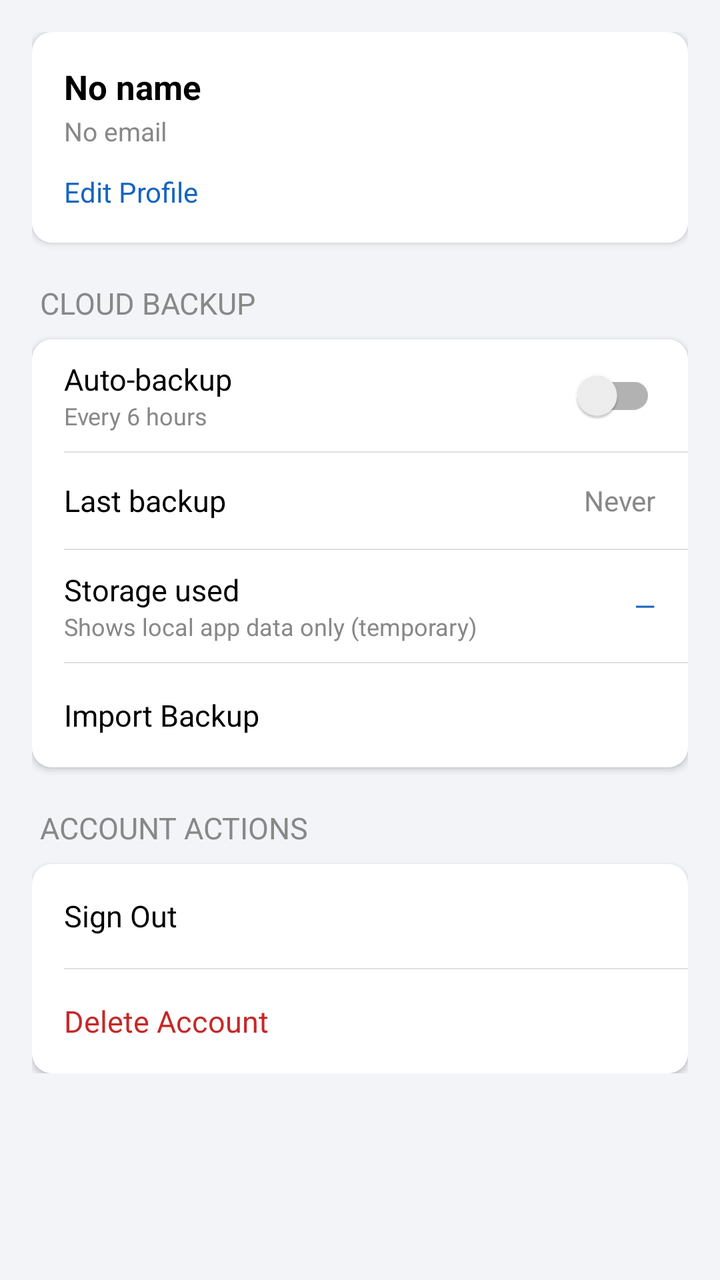
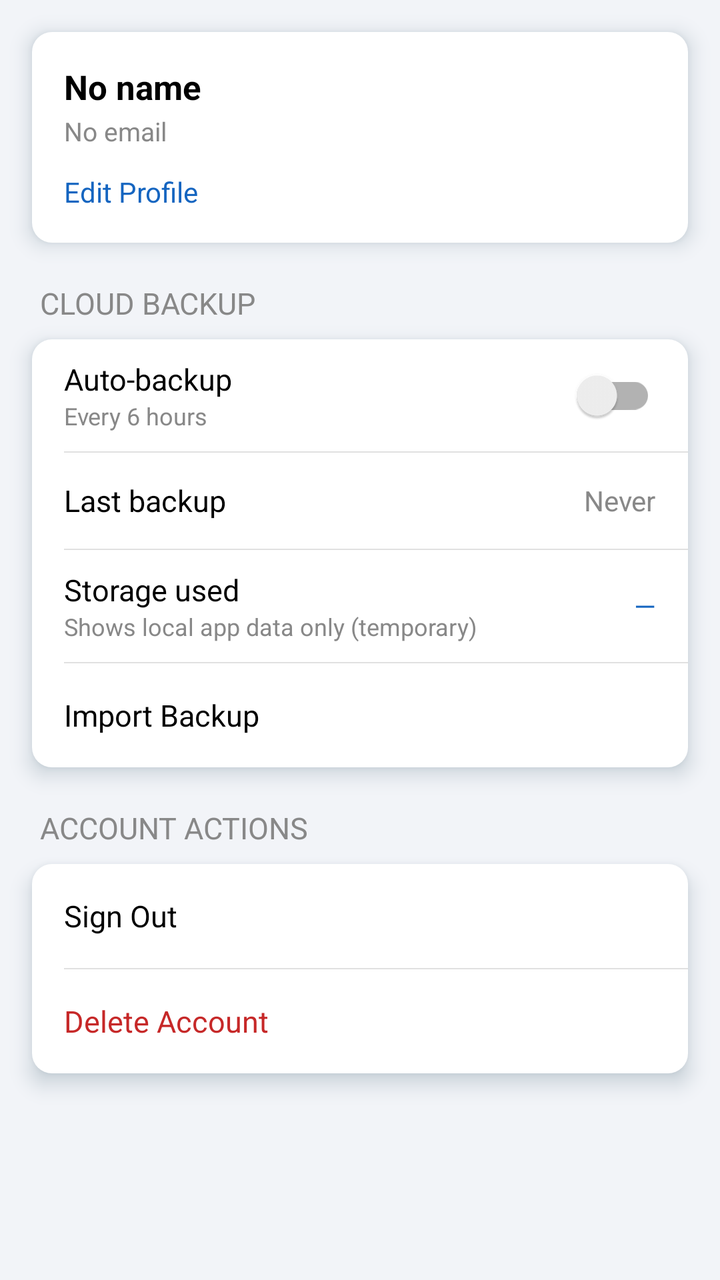

Before-and-after screenshots of an Android layout around one commit, followed by the original layout XML and the change that was made.
<!-- AndroidManifest.xml: application theme Theme.AquaSense -->
<!-- res/layout/fragment_accounts_backup.xml -->
<?xml version="1.0" encoding="utf-8"?>
<ScrollView xmlns:android="http://schemas.android.com/apk/res/android"
    android:layout_width="match_parent"
    android:layout_height="match_parent">

    <LinearLayout
        android:layout_width="match_parent"
        android:layout_height="wrap_content"
        android:orientation="vertical"
        android:padding="16dp">

        
        <LinearLayout
            android:layout_width="match_parent"
            android:layout_height="wrap_content"
            android:layout_marginBottom="20dp"
            android:background="@drawable/bg_settings_card"
            android:elevation="2dp"
            android:orientation="vertical"
            android:padding="16dp">

            <TextView
                android:id="@+id/tvProfileName"
                android:layout_width="wrap_content"
                android:layout_height="wrap_content"
                android:text="@string/profile_name_empty"
                android:textColor="@color/text_primary"
                android:textSize="17sp"
                android:textStyle="bold" />

            <TextView
                android:id="@+id/tvProfileEmail"
                android:layout_width="wrap_content"
                android:layout_height="wrap_content"
                android:layout_marginTop="2dp"
                android:text="@string/profile_email_empty"
                android:textColor="@color/text_secondary"
                android:textSize="13sp" />

            <TextView
                android:id="@+id/btnEditProfile"
                android:layout_width="wrap_content"
                android:layout_height="wrap_content"
                android:layout_marginTop="12dp"
                android:clickable="true"
                android:focusable="true"
                android:text="@string/edit_profile"
                android:textColor="@color/accent"
                android:textSize="14sp" />

        </LinearLayout>

        
        <TextView
            android:layout_width="wrap_content"
            android:layout_height="wrap_content"
            android:layout_marginBottom="8dp"
            android:layout_marginStart="4dp"
            android:text="@string/section_cloud_backup"
            android:textAllCaps="true"
            android:textColor="@color/text_secondary"
            android:textSize="15sp" />

        <LinearLayout
            android:layout_width="match_parent"
            android:layout_height="wrap_content"
            android:layout_marginBottom="20dp"
            android:background="@drawable/bg_settings_card"
            android:elevation="2dp"
            android:orientation="vertical">

            
            <LinearLayout
                android:layout_width="match_parent"
                android:layout_height="56dp"
                android:gravity="center_vertical"
                android:orientation="horizontal"
                android:paddingStart="16dp"
                android:paddingEnd="16dp">

                <LinearLayout
                    android:layout_width="0dp"
                    android:layout_height="wrap_content"
                    android:layout_weight="1"
                    android:orientation="vertical">

                    <TextView
                        android:layout_width="wrap_content"
                        android:layout_height="wrap_content"
                        android:text="@string/auto_backup"
                        android:textColor="@color/text_primary"
                        android:textSize="15sp" />

                    <TextView
                        android:layout_width="wrap_content"
                        android:layout_height="wrap_content"
                        android:text="@string/auto_backup_desc"
                        android:textColor="@color/text_secondary"
                        android:textSize="12sp" />

                </LinearLayout>

                <androidx.appcompat.widget.SwitchCompat
                    android:id="@+id/switchAutoBackup"
                    android:layout_width="wrap_content"
                    android:layout_height="wrap_content" />

            </LinearLayout>

            <View
                android:layout_width="match_parent"
                android:layout_height="0.5dp"
                android:layout_marginStart="16dp"
                android:background="@color/divider" />

            
            <LinearLayout
                android:layout_width="match_parent"
                android:layout_height="48dp"
                android:gravity="center_vertical"
                android:orientation="horizontal"
                android:paddingStart="16dp"
                android:paddingEnd="16dp">

                <TextView
                    android:layout_width="0dp"
                    android:layout_height="wrap_content"
                    android:layout_weight="1"
                    android:text="@string/last_backup"
                    android:textColor="@color/text_primary"
                    android:textSize="15sp" />

                <TextView
                    android:id="@+id/tvLastBackup"
                    android:layout_width="wrap_content"
                    android:layout_height="wrap_content"
                    android:text="@string/never"
                    android:textColor="@color/text_secondary"
                    android:textSize="14sp" />

            </LinearLayout>

            <View
                android:layout_width="match_parent"
                android:layout_height="0.5dp"
                android:layout_marginStart="16dp"
                android:background="@color/divider" />

            
            <LinearLayout
                android:layout_width="match_parent"
                android:layout_height="56dp"
                android:gravity="center_vertical"
                android:orientation="horizontal"
                android:paddingStart="16dp"
                android:paddingEnd="16dp">

                <LinearLayout
                    android:layout_width="0dp"
                    android:layout_height="wrap_content"
                    android:layout_weight="1"
                    android:orientation="vertical">

                    <TextView
                        android:layout_width="wrap_content"
                        android:layout_height="wrap_content"
                        android:text="@string/storage_used"
                        android:textColor="@color/text_primary"
                        android:textSize="15sp" />

                    <TextView
                        android:layout_width="wrap_content"
                        android:layout_height="wrap_content"
                        android:text="@string/storage_used_desc"
                        android:textColor="@color/text_secondary"
                        android:textSize="12sp" />

                </LinearLayout>

                <TextView
                    android:id="@+id/tvStorageUsed"
                    android:layout_width="wrap_content"
                    android:layout_height="wrap_content"
                    android:text="@string/storage_used_placeholder"
                    android:textColor="@color/accent"
                    android:textSize="14sp" />

            </LinearLayout>

            <View
                android:layout_width="match_parent"
                android:layout_height="0.5dp"
                android:layout_marginStart="16dp"
                android:background="@color/divider" />

            <TextView
                android:id="@+id/btnImportBackup"
                android:layout_width="match_parent"
                android:layout_height="52dp"
                android:clickable="true"
                android:focusable="true"
                android:foreground="?attr/selectableItemBackground"
                android:gravity="center_vertical"
                android:paddingStart="16dp"
                android:paddingEnd="16dp"
                android:text="@string/import_backup"
                android:textColor="@color/text_primary"
                android:textSize="15sp" />

        </LinearLayout>

        
        <TextView
            android:layout_width="wrap_content"
            android:layout_height="wrap_content"
            android:layout_marginBottom="8dp"
            android:layout_marginStart="4dp"
            android:text="@string/section_account_actions"
            android:textAllCaps="true"
            android:textColor="@color/text_secondary"
            android:textSize="15sp" />

        <LinearLayout
            android:layout_width="match_parent"
            android:layout_height="wrap_content"
            android:background="@drawable/bg_settings_card"
            android:elevation="2dp"
            android:orientation="vertical">

            <TextView
                android:id="@+id/btnSignOut"
                android:layout_width="match_parent"
                android:layout_height="52dp"
                android:clickable="true"
                android:focusable="true"
                android:foreground="?attr/selectableItemBackground"
                android:gravity="center_vertical"
                android:paddingStart="16dp"
                android:paddingEnd="16dp"
                android:text="@string/sign_out"
                android:textColor="@color/text_primary"
                android:textSize="15sp" />

            <View
                android:layout_width="match_parent"
                android:layout_height="0.5dp"
                android:layout_marginStart="16dp"
                android:background="@color/divider" />

            <TextView
                android:id="@+id/btnDeleteAccount"
                android:layout_width="match_parent"
                android:layout_height="52dp"
                android:clickable="true"
                android:focusable="true"
                android:foreground="?attr/selectableItemBackground"
                android:gravity="center_vertical"
                android:paddingStart="16dp"
                android:paddingEnd="16dp"
                android:text="@string/delete_account"
                android:textColor="@color/danger"
                android:textSize="15sp" />

        </LinearLayout>

    </LinearLayout>

</ScrollView>
<!-- resources referenced by this layout -->
<resources>
  <color name="accent">#FF1565C0</color>
  <color name="danger">#FFC62828</color>
  <color name="divider">#FFE0E0E0</color>
  <color name="text_primary">#FF000000</color>
  <color name="text_secondary">#FF888888</color>
  <!-- drawable bg_settings_card (drawable) -->
  <?xml version="1.0" encoding="utf-8"?>
  <shape xmlns:android="http://schemas.android.com/apk/res/android"
      android:shape="rectangle">
      <solid android:color="@color/card_background" />
      <corners android:radius="10dp" />
  </shape>
  <string name="auto_backup">Auto-backup</string>
  <string name="auto_backup_desc">Every 6 hours</string>
  <string name="delete_account">Delete Account</string>
  <string name="edit_profile">Edit Profile</string>
  <string name="import_backup">Import Backup</string>
  <string name="last_backup">Last backup</string>
  <string name="never">Never</string>
  <string name="profile_email_empty">No email</string>
  <string name="profile_name_empty">No name</string>
  <string name="section_account_actions">ACCOUNT ACTIONS</string>
  <string name="section_cloud_backup">CLOUD BACKUP</string>
  <string name="sign_out">Sign Out</string>
  <string name="storage_used">Storage used</string>
  <string name="storage_used_desc">Shows local app data only (temporary)</string>
  <string name="storage_used_placeholder">—</string>
  <style name="Theme.AquaSense" parent="Base.Theme.AquaSense" />
  <color name="card_background">#FFFFFFFF</color>
  <style name="Base.Theme.AquaSense" parent="Theme.MaterialComponents.DayNight.NoActionBar">
          
          <item name="android:windowBackground">@color/background</item>
          <item name="android:colorBackground">@color/background</item>
          
          <item name="android:statusBarColor">@color/toolbar_gradient_start</item>
          <item name="android:windowLightStatusBar">@bool/light_status_bar_icons</item>
      </style>
  <color name="background">#FFF2F4F8</color>
  <color name="toolbar_gradient_start">#FFC1DFE0</color>
</resources>

<!-- the commit's change to res/layout/fragment_accounts_backup.xml (unified diff, before → after) -->
@@ -6,6 +6,7 @@
     <LinearLayout
         android:layout_width="match_parent"
         android:layout_height="wrap_content"
+        android:clipToPadding="false"
         android:orientation="vertical"
         android:padding="16dp">
 
@@ -15,7 +16,7 @@
             android:layout_height="wrap_content"
             android:layout_marginBottom="20dp"
             android:background="@drawable/bg_settings_card"
-            android:elevation="2dp"
+            style="@style/Widget.AquaSense.Card"
             android:orientation="vertical"
             android:padding="16dp">
 
@@ -66,7 +67,7 @@
             android:layout_height="wrap_content"
             android:layout_marginBottom="20dp"
             android:background="@drawable/bg_settings_card"
-            android:elevation="2dp"
+            style="@style/Widget.AquaSense.Card"
             android:orientation="vertical">
 
             
@@ -224,7 +225,7 @@
             android:layout_width="match_parent"
             android:layout_height="wrap_content"
             android:background="@drawable/bg_settings_card"
-            android:elevation="2dp"
+            style="@style/Widget.AquaSense.Card"
             android:orientation="vertical">
 
             <TextView
<!-- resource entries referenced after the edit -->
@@ -27,8 +27,14 @@
   <string name="storage_used">Storage used</string>
   <string name="storage_used_desc">Shows local app data only (temporary)</string>
   <string name="storage_used_placeholder">—</string>
+  <style name="Widget.AquaSense.Card" parent="">
+          <item name="android:elevation">6dp</item>
+          <item name="android:outlineAmbientShadowColor">@color/card_shadow</item>
+          <item name="android:outlineSpotShadowColor">@color/card_shadow</item>
+      </style>
   <style name="Theme.AquaSense" parent="Base.Theme.AquaSense" />
   <color name="card_background">#FFFFFFFF</color>
+  <color name="card_shadow">#FF123A4D</color>
   <style name="Base.Theme.AquaSense" parent="Theme.MaterialComponents.DayNight.NoActionBar">
           
           <item name="android:windowBackground">@color/background</item>
